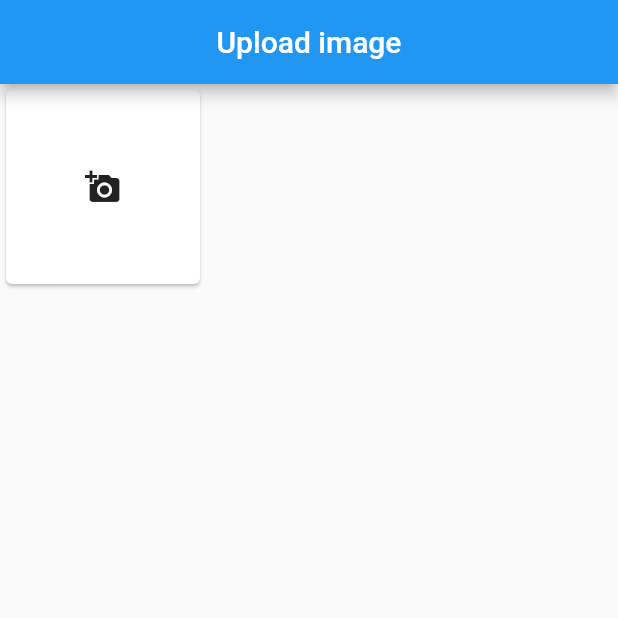
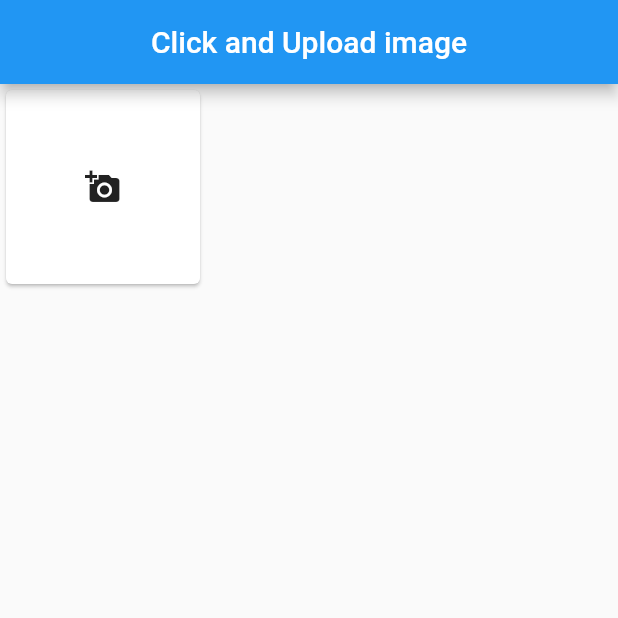
Before and after one commit to kumarishilpi/flutterimageupload, a Flutter app: the screen it shows after launch, on a phone screen of 412 x 824 dp, the top half of it. Run offline on Flutter 3.47's test engine with Material 2 defaults, Android fonts, the phone set to English and light mode, and no system bars; our stand-ins replace dio, image_picker.

Commit message:
uploaded multiple

```diff
--- a/lib/main.dart
+++ b/lib/main.dart
@@ -9,6 +9,7 @@ class SingleImageUpload extends StatefulWidget {
   @override
   _SingleImageUploadState createState() {
     return _SingleImageUploadState();
+
   }
 }
 
@@ -16,7 +17,11 @@ class _SingleImageUploadState extends State<SingleImageUpload> {
   var endPoint =
       'http://shifajeddah.nuacare.ai/nuacare-core/rest/nuacare/v1/file/resumableUpload/hr?';
   List<Object> images = List<Object>();
+  List<int> allIndexSelectedList=List<int>();
   Future<File> _imageFile;
+  int tempIndex;
+  ImageUploadModel uploadModelTemp;
+
   @override
   void initState() {
 // TODO: implement initState
@@ -34,20 +39,66 @@ class _SingleImageUploadState extends State<SingleImageUpload> {
       home: new Scaffold(
         appBar: new AppBar(
           centerTitle: true,
-          title: const Text('Upload image'),
+          title: const Text('Click and Upload image'),
         ),
         body: Column(
           children: <Widget>[
+
             Expanded(
               child: buildGridView(),
             ),
+
+            Row(
+              mainAxisAlignment: MainAxisAlignment.spaceEvenly,
+              mainAxisSize: MainAxisSize.max,
+              children: [
+                allIndexSelectedList.length>=1?Positioned(
+                  right: 20,
+                  top: 50,
+                  child: InkWell(
+                    child: Icon(
+                      Icons.delete,
+                      size: 25,
+                      color: Colors.red,
+                    ),
+                    onTap: () {
+                      setState(() {
+                // images.removeAt( images);
+                      });
+                    },
+                  ),
+                ):Container(),
+                allIndexSelectedList.length>=1?Positioned(
+                  right: 50,
+                  top: 5,
+                  child: InkWell(
+                    child: Icon(
+                      Icons.file_upload,
+                      size: 25,
+                      color: Colors.blue,
+                    ),
+                    onTap: () {
+                      // if(allIndexSelectedList.length==1){
+                      //   _upload(uploadModelTemp, tempIndex);
+                      // }else{
+                        for(int i=0; i<=allIndexSelectedList.length;++i){
+                          _uploadMultiple(images, i);
+
+                      }
+
+
+                    },
+                  ),
+                ):Container(),
+              ],
+            )
           ],
         ),
       ),
     );
   }
-
-  void _upload(ImageUploadModel file, index) async {
+  void _uploadMultiple(List<Object> fileList, index) async {
+    ImageUploadModel file = fileList[index];
     String fileName = file.imageFile.path.split('/').last;
     var fileSize = await file.imageFile.length();
     endPoint +=
@@ -94,9 +145,9 @@ class _SingleImageUploadState extends State<SingleImageUpload> {
     });
     Dio dio = new Dio();
     dio.options.headers[HttpHeaders.COOKIE] =
-    "JSONToken=eyJhbGciOiJIUzUxMiJ9.eyJzdWIiOiJzdXBlcm1hbiIsImF1ZGllbmNlIjoidW5rbm93biIsImNyZWF0ZWQiOjE2MDY4MTE4MjU0MzgsImV4cCI6MTYwNjg1NTAyNSwiZmFjaWxpdHkiOjB9.0FNqqyhMvZ3Xq6n459q3lA_udOFt665nnhXR33zBMO7xBhzlvDxR3WVp4ifilN2IzxN7wps0p0hMr7yfUy9d8g";
+    "JSONToken=eyJhbGciOiJIUzUxMiJ9.eyJzdWIiOiJzdXBlcm1hbiIsImF1ZGllbmNlIjoidW5rbm93biIsImNyZWF0ZWQiOjE2MDc0MDg4ODEzODIsImV4cCI6MTYwNzQ1MjA4MSwiZmFjaWxpdHkiOjB9.7gu7NN8FWDCdJ-6SrbSNSXJz3p0LbUceDsuqVjqFNOzSkdQQn8a-WsegLYsXDEHhdsC6jg5rSH-Kb5nEX3NMAA";
     dio.post(endPoint, data: data).then((response) {
-      print(response.data);
+      print("shilpi $response.$data");
       setState(() {
         ImageUploadModel uploadModel = images[index];
         uploadModel.isUploaded = true;
@@ -104,6 +155,63 @@ class _SingleImageUploadState extends State<SingleImageUpload> {
 //_getDocument(response.data);
     }).catchError((error) => {print(error)});
   }
+//   void _upload(ImageUploadModel file, index) async {
+//     String fileName = file.imageFile.path.split('/').last;
+//     var fileSize = await file.imageFile.length();
+//     endPoint +=
+//         "resumableChunkNumber=1&resumableChunkSize=1048576&resumableCurrentChunkSize=" +
+//             fileSize.toString() +
+//             "&resumableTotalSize=" +
+//             fileSize.toString() +
+//             "&resumableType=image%2Fjpeg&resumableIdentifier=" +
+//             fileName +
+//             "&resumableFilename=" +
+//             fileName +
+//             "&resumableRelativePath=" +
+//             fileName +
+//             "&resumableTotalChunks=1";
+//     FormData data = FormData.fromMap({
+//       "resumableChunkNumber": 1,
+//       "resumableChunkSize": 1048576,
+//       "resumableCurrentChunkSize": fileSize,
+//       "resumableTotalSize": fileSize,
+//       "resumableType": "image/jpeg",
+//       "resumableIdentifier": fileName,
+//       "resumableFilename": fileName,
+//       "resumableRelativePath": fileName,
+//       "resumableTotalChunks": 1,
+//       "file": await MultipartFile.fromFile(
+//         file.imageFile.path,
+//         filename: fileName,
+//       ),
+//     });
+//     print({
+//       "resumableChunkNumber": 1,
+//       "resumableChunkSize": 1048576,
+//       "resumableCurrentChunkSize": fileSize,
+//       "resumableTotalSize": fileSize,
+//       "resumableType": "image/jpeg",
+//       "resumableIdentifier": fileName,
+//       "resumableFilename": fileName,
+//       "resumableRelativePath": fileName,
+//       "resumableTotalChunks": 1,
+//       "file": await MultipartFile.fromFile(
+//         file.imageFile.path,
+//         filename: fileName,
+//       ),
+//     });
+//     Dio dio = new Dio();
+// dio.options.headers[HttpHeaders.COOKIE] =
+// "JSONToken=eyJhbGciOiJIUzUxMiJ9.eyJzdWIiOiJzdXBlcm1hbiIsImF1ZGllbmNlIjoidW5rbm93biIsImNyZWF0ZWQiOjE2MDczMjQwODk5NzAsImV4cCI6MTYwNzM2NzI4OSwiZmFjaWxpdHkiOjB9.K3JT0XXt3dc_m_Ea7y8q7LzJQaaH-p-KKHz0Y4XXqNno8xAtXiBCnR9TZ_PdxHR3DED_HIH_27cc6ePkG1qgOw";
+//     dio.post(endPoint, data: data).then((response) {
+//       print("shilpi $response.$data");
+//       setState(() {
+//         ImageUploadModel uploadModel = images[index];
+//         uploadModel.isUploaded = true;
+//       });
+// //_getDocument(response.data);
+//     }).catchError((error) => {print(error)});
+//   }
 
   Widget buildGridView() {
     return GridView.count(
@@ -111,6 +219,7 @@ class _SingleImageUploadState extends State<SingleImageUpload> {
       crossAxisCount: 3,
       childAspectRatio: 1,
       children: List.generate(images.length, (index) {
+
         if (images[index] is ImageUploadModel) {
           ImageUploadModel uploadModel = images[index];
           if (uploadModel.isUploaded == false) {
@@ -118,41 +227,45 @@ class _SingleImageUploadState extends State<SingleImageUpload> {
               clipBehavior: Clip.antiAlias,
               child: Stack(
                 children: <Widget>[
-                  Image.file(
+                  GestureDetector(
+                    onDoubleTap: (){
+                      setState(() {
+                        print("image selected of index "+index.toString());
+                        allIndexSelectedList.add(index);
+                        uploadModel.isSelected=true;
+                        tempIndex=index;
+                        uploadModelTemp=uploadModel;
+                      });
+
+
+                    },
+                    child: Image.file(
                       uploadModel.imageFile,
                       width: 300,
                       height: 300,
                     ),
+                  ),
+            //     GestureDetector(
+            //
+            //     // When the child is tapped, show a snackbar.
+            //         onTap: () {
+            //           // here, Scaffold.of(context) returns the locally created Scaffold
+            //           Scaffold.of(context).showSnackBar(SnackBar(
+            //               content: Text('Hello.')
+            //           ));
+            //         }
+            // )
+                  uploadModel.isSelected?
                   Positioned(
                     right: 5,
                     top: 5,
-                    child: InkWell(
                     child: Icon(
-                        Icons.remove_circle,
-                        size: 20,
-                        color: Colors.red,
+                      Icons.access_time_rounded,
+                      size: 25,
+                      color: Colors.green,
                     ),
-                      onTap: () {
-                        setState(() {
-                          images.replaceRange(index, index + 1, ['Add Image']);
-                        });
-                      },
-                    ),
-                  ),
-                  Positioned(
-                    right: 30,
-                    top: 5,
-                    child: InkWell(
-                      child: Icon(
-                        Icons.file_upload,
-                        size: 20,
-                        color: Colors.blue,
-                      ),
-                      onTap: () {
-                        _upload(uploadModel, index);
-                      },
-                    ),
-                  ),
+                  ):Container(),
+
                 ],
               ),
             );
@@ -201,12 +314,21 @@ class _SingleImageUploadState extends State<SingleImageUpload> {
   Future _onAddImageClick(int index) async {
     setState(() {
       _imageFile = ImagePicker.pickImage(source: ImageSource.camera, maxWidth: 480, maxHeight: 600);
+// getFileImage(index);
+      _imageFile.then((file) {
+        if (file != null) {
+          setState(() {
+            print(" shilpi filename$_imageFile");
             getFileImage(index);
+          });
+        }
+      });
+
     });
   }
 
   void getFileImage(int index) async {
-//    var dir = await path_provider.getTemporaryDirectory();
+// var dir = await path_provider.getTemporaryDirectory();
 
     _imageFile.then((file) async {
       images.add("Add Image");
@@ -216,6 +338,7 @@ class _SingleImageUploadState extends State<SingleImageUpload> {
         imageUpload.uploading = false;
         imageUpload.imageFile = file;
         imageUpload.imageUrl = '';
+        imageUpload.isSelected = false;
         images.replaceRange(index, index + 1, [imageUpload]);
       });
     });
@@ -227,11 +350,13 @@ class ImageUploadModel {
   bool uploading;
   File imageFile;
   String imageUrl;
+  bool isSelected;
 
   ImageUploadModel({
     this.isUploaded,
     this.uploading,
     this.imageFile,
     this.imageUrl,
+    this.isSelected,
   });
 }
```
Lines whose indentation alone changed are shown as unchanged.
